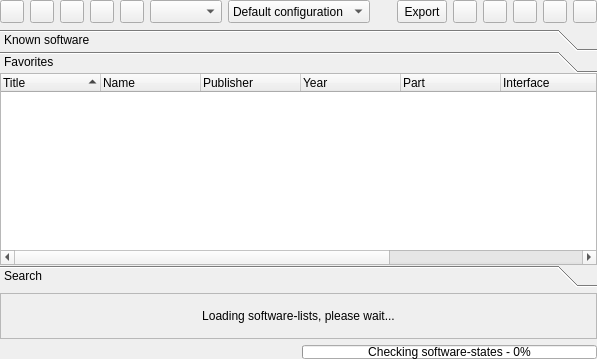
Above: softwarelist.ui from qmc2/qmc2-mame-fe before the change. Below: the same form after it.
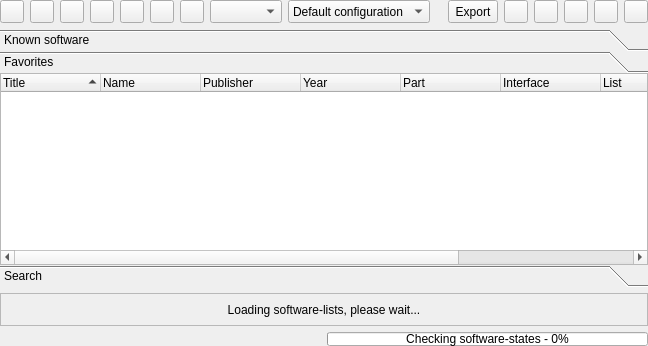
That is the form after the change. The open tabs and pages were chosen to show the change. Icons and pictures are not drawn.

Commit message: imp: software-list: added new tool-buttons for accessing the new analyze and rebuild menus (same as in context-menu)

```diff
--- a/softwarelist.ui
+++ b/softwarelist.ui
@@ -7,8 +7,8 @@
    <rect>
     <x>0</x>
     <y>0</y>
-    <width>597</width>
-    <height>359</height>
+    <width>648</width>
+    <height>346</height>
    </rect>
   </property>
   <property name="mouseTracking">
@@ -135,6 +135,46 @@
        </property>
       </widget>
      </item>
+     <item>
+      <widget class="QToolButton" name="toolButtonAnalyzeSoftware">
+       <property name="sizePolicy">
+        <sizepolicy hsizetype="Fixed" vsizetype="Minimum">
+         <horstretch>0</horstretch>
+         <verstretch>0</verstretch>
+        </sizepolicy>
+       </property>
+       <property name="toolTip">
+        <string>Analyze software menu</string>
+       </property>
+       <property name="icon">
+        <iconset resource="qmc2.qrc">
+         <normaloff>:/data/img/romalyzer_sw.png</normaloff>:/data/img/romalyzer_sw.png</iconset>
+       </property>
+       <property name="popupMode">
+        <enum>QToolButton::InstantPopup</enum>
+       </property>
+      </widget>
+     </item>
+     <item>
+      <widget class="QToolButton" name="toolButtonRebuildSoftware">
+       <property name="sizePolicy">
+        <sizepolicy hsizetype="Fixed" vsizetype="Minimum">
+         <horstretch>0</horstretch>
+         <verstretch>0</verstretch>
+        </sizepolicy>
+       </property>
+       <property name="toolTip">
+        <string>Rebuild software menu</string>
+       </property>
+       <property name="icon">
+        <iconset resource="qmc2.qrc">
+         <normaloff>:/data/img/rebuild.png</normaloff>:/data/img/rebuild.png</iconset>
+       </property>
+       <property name="popupMode">
+        <enum>QToolButton::InstantPopup</enum>
+       </property>
+      </widget>
+     </item>
      <item>
       <widget class="QComboBox" name="comboBoxSnapnameDevice">
        <property name="sizePolicy">
@@ -179,8 +219,8 @@
        </property>
        <property name="sizeHint" stdset="0">
         <size>
-         <width>13</width>
-         <height>13</height>
+         <width>0</width>
+         <height>20</height>
         </size>
        </property>
       </spacer>
@@ -416,8 +456,8 @@
        <rect>
         <x>0</x>
         <y>0</y>
-        <width>86</width>
-        <height>67</height>
+        <width>634</width>
+        <height>192</height>
        </rect>
       </property>
       <attribute name="icon">
```
Left out of the diff: 8 changed lines with no effect on the pictures. The commit also changes 15 other files.
